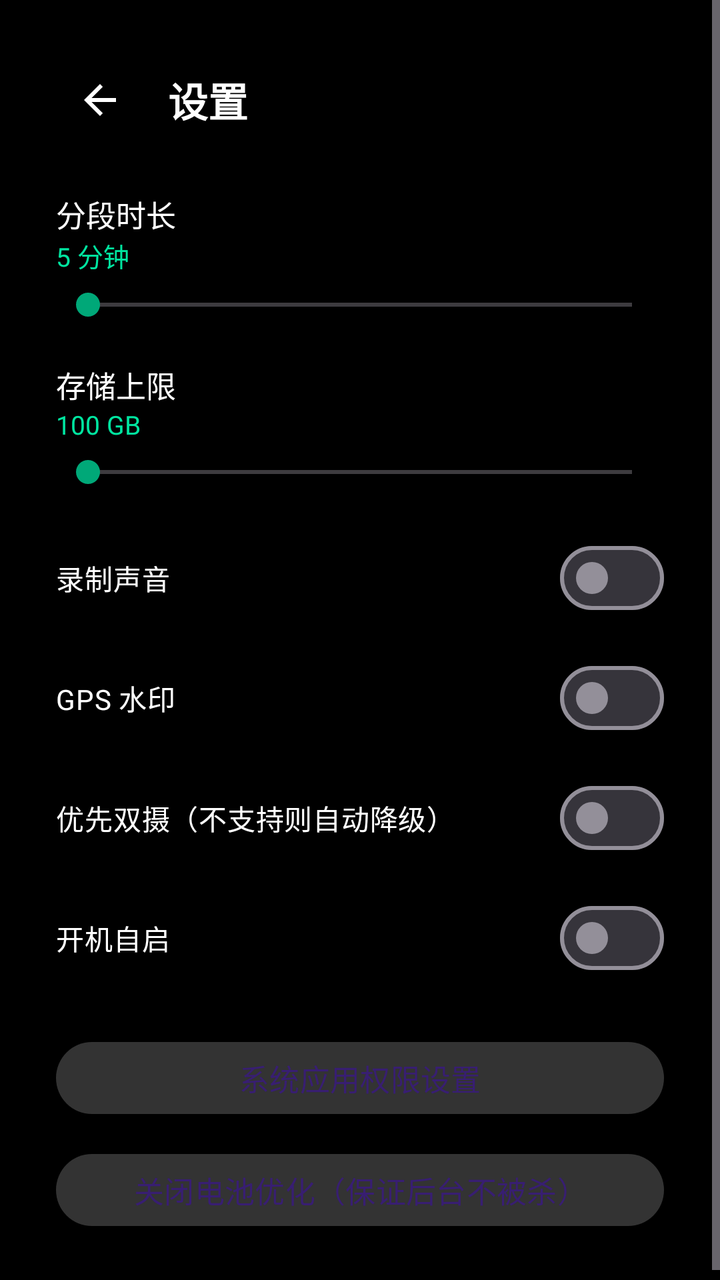
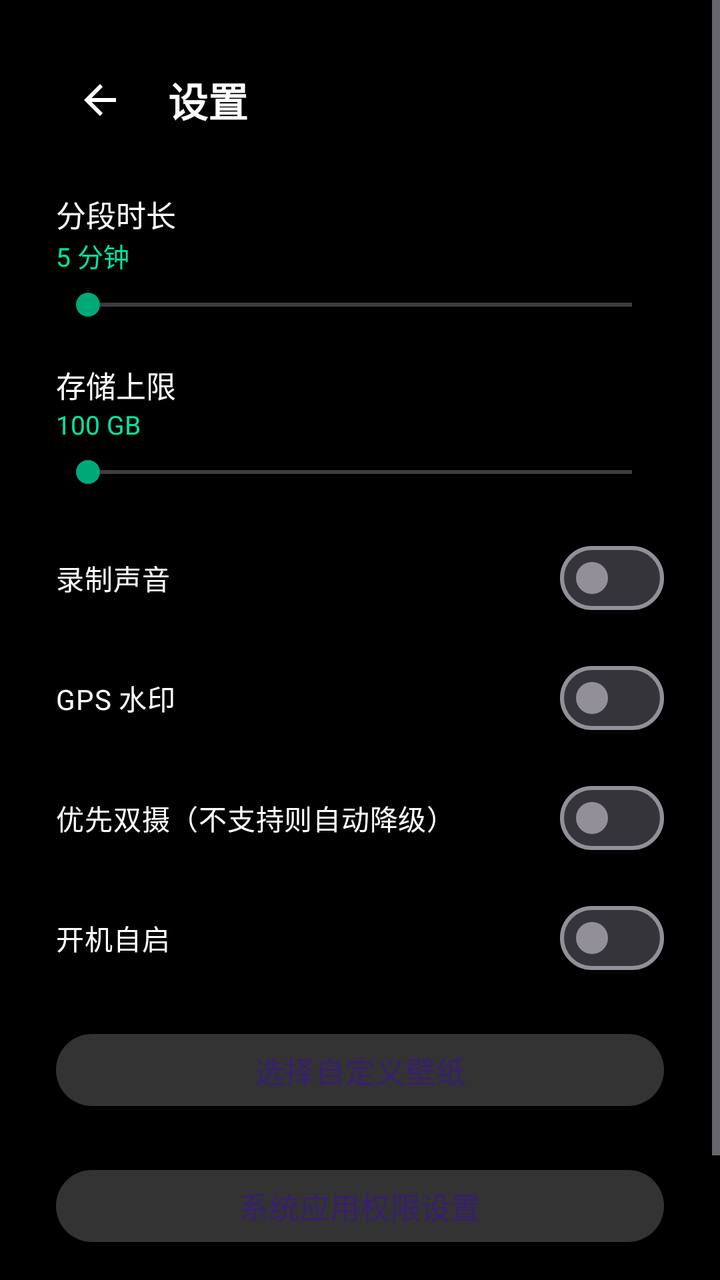

Screens rendered from an Android XML layout before and after an edit, with the pre-edit source and the edit as a unified diff.
<!-- AndroidManifest.xml: activity theme Theme.MotoDash.Fullscreen -->
<!-- res/layout/activity_settings.xml -->
<?xml version="1.0" encoding="utf-8"?>
<ScrollView xmlns:android="http://schemas.android.com/apk/res/android"
    xmlns:app="http://schemas.android.com/apk/res-auto"
    android:layout_width="match_parent"
    android:layout_height="match_parent"
    android:background="@color/black"
    android:fillViewport="true">
    <LinearLayout
        android:layout_width="match_parent"
        android:layout_height="wrap_content"
        android:orientation="vertical"
        android:padding="28dp">
        <LinearLayout
            android:layout_width="match_parent"
            android:layout_height="wrap_content"
            android:gravity="center_vertical"
            android:orientation="horizontal">
            <ImageButton
                android:id="@+id/btnBack"
                android:layout_width="44dp"
                android:layout_height="44dp"
                android:background="?attr/selectableItemBackgroundBorderless"
                android:contentDescription="返回"
                android:src="@drawable/ic_back" />
            <TextView
                android:layout_width="wrap_content"
                android:layout_height="wrap_content"
                android:layout_marginStart="12dp"
                android:text="设置"
                android:textColor="@color/white"
                android:textSize="20sp"
                android:textStyle="bold" />
        </LinearLayout>
        
        <TextView
            android:layout_width="match_parent"
            android:layout_height="wrap_content"
            android:layout_marginTop="24dp"
            android:text="分段时长"
            android:textColor="@color/white"
            android:textSize="15sp" />
        <TextView
            android:id="@+id/tvSegmentValue"
            android:layout_width="match_parent"
            android:layout_height="wrap_content"
            android:text="5 分钟"
            android:textColor="@color/accent"
            android:textSize="13sp" />
        <SeekBar
            android:id="@+id/seekSegment"
            android:layout_width="match_parent"
            android:layout_height="wrap_content"
            android:layout_marginTop="6dp" />
        
        <TextView
            android:layout_width="match_parent"
            android:layout_height="wrap_content"
            android:layout_marginTop="20dp"
            android:text="存储上限"
            android:textColor="@color/white"
            android:textSize="15sp" />
        <TextView
            android:id="@+id/tvStorageValue"
            android:layout_width="match_parent"
            android:layout_height="wrap_content"
            android:text="100 GB"
            android:textColor="@color/accent"
            android:textSize="13sp" />
        <SeekBar
            android:id="@+id/seekStorage"
            android:layout_width="match_parent"
            android:layout_height="wrap_content"
            android:layout_marginTop="6dp" />
        <com.google.android.material.materialswitch.MaterialSwitch
            android:id="@+id/swAudio"
            android:layout_width="match_parent"
            android:layout_height="wrap_content"
            android:layout_marginTop="20dp"
            android:text="录制声音"
            android:textColor="@color/white" />
        <com.google.android.material.materialswitch.MaterialSwitch
            android:id="@+id/swGps"
            android:layout_width="match_parent"
            android:layout_height="wrap_content"
            android:layout_marginTop="12dp"
            android:text="GPS 水印"
            android:textColor="@color/white" />
        <com.google.android.material.materialswitch.MaterialSwitch
            android:id="@+id/swDual"
            android:layout_width="match_parent"
            android:layout_height="wrap_content"
            android:layout_marginTop="12dp"
            android:text="优先双摄（不支持则自动降级）"
            android:textColor="@color/white" />
        <com.google.android.material.materialswitch.MaterialSwitch
            android:id="@+id/swBoot"
            android:layout_width="match_parent"
            android:layout_height="wrap_content"
            android:layout_marginTop="12dp"
            android:text="开机自启"
            android:textColor="@color/white" />
        <com.google.android.material.button.MaterialButton
            android:id="@+id/btnAppSettings"
            style="@style/Widget.MotoDash.Button"
            android:layout_width="match_parent"
            android:layout_height="wrap_content"
            android:layout_marginTop="24dp"
            android:text="系统应用权限设置"
            app:backgroundTint="#33FFFFFF" />
        <com.google.android.material.button.MaterialButton
            android:id="@+id/btnBattery"
            style="@style/Widget.MotoDash.Button"
            android:layout_width="match_parent"
            android:layout_height="wrap_content"
            android:layout_marginTop="12dp"
            android:text="关闭电池优化（保证后台不被杀）"
            app:backgroundTint="#33FFFFFF" />
    </LinearLayout>
</ScrollView>
<!-- resources referenced by this layout -->
<resources>
  <color name="accent">#FF00E5A0</color>
  <color name="black">#FF000000</color>
  <color name="white">#FFFFFFFF</color>
  <!-- drawable ic_back (drawable) -->
  <?xml version="1.0" encoding="utf-8"?>
  
  <vector xmlns:android="http://schemas.android.com/apk/res/android"
      android:width="24dp" android:height="24dp"
      android:viewportWidth="24" android:viewportHeight="24"
      android:tint="@color/white">
      <path android:fillColor="#FFFFFF" android:pathData="M20,11H7.8l5.6,-5.6L12,4l-8,8l8,8l1.4,-1.4L7.8,13H20z" />
  </vector>
  <style name="Widget.MotoDash.Button" parent="Widget.Material3.Button">
          <item name="android:textAllCaps">false</item>
          <item name="android:textSize">15sp</item>
          <item name="cornerRadius">22dp</item>
          <item name="android:minHeight">44dp</item>
      </style>
  <style name="Theme.MotoDash.Fullscreen" parent="Theme.MotoDash">
          <item name="android:windowFullscreen">true</item>
          <item name="android:windowContentOverlay">@null</item>
          <item name="android:windowLayoutInDisplayCutoutMode" tools:targetApi="p">shortEdges</item>
          <item name="android:windowNoTitle">true</item>
      </style>
  <style name="Theme.MotoDash" parent="Theme.Material3.Dark.NoActionBar">
          <item name="colorPrimary">@color/accent</item>
          <item name="colorSecondary">@color/accent_dark</item>
          <item name="android:statusBarColor">@android:color/transparent</item>
          <item name="android:navigationBarColor">@android:color/transparent</item>
          <item name="android:windowBackground">@color/black</item>
      </style>
  <color name="accent_dark">#FF00A878</color>
</resources>

<!-- the commit's change to res/layout/activity_settings.xml (unified diff, before → after) -->
@@ -1,4 +1,5 @@
 <?xml version="1.0" encoding="utf-8"?>
+
 <ScrollView xmlns:android="http://schemas.android.com/apk/res/android"
     xmlns:app="http://schemas.android.com/apk/res-auto"
     android:layout_width="match_parent"
@@ -100,6 +101,14 @@
             android:text="开机自启"
             android:textColor="@color/white" />
         <com.google.android.material.button.MaterialButton
+            android:id="@+id/btnWallpaper"
+            style="@style/Widget.MotoDash.Button"
+            android:layout_width="match_parent"
+            android:layout_height="wrap_content"
+            android:layout_marginTop="20dp"
+            android:text="选择自定义壁纸"
+            app:backgroundTint="#33FFFFFF" />
+        <com.google.android.material.button.MaterialButton
             android:id="@+id/btnAppSettings"
             style="@style/Widget.MotoDash.Button"
             android:layout_width="match_parent"
